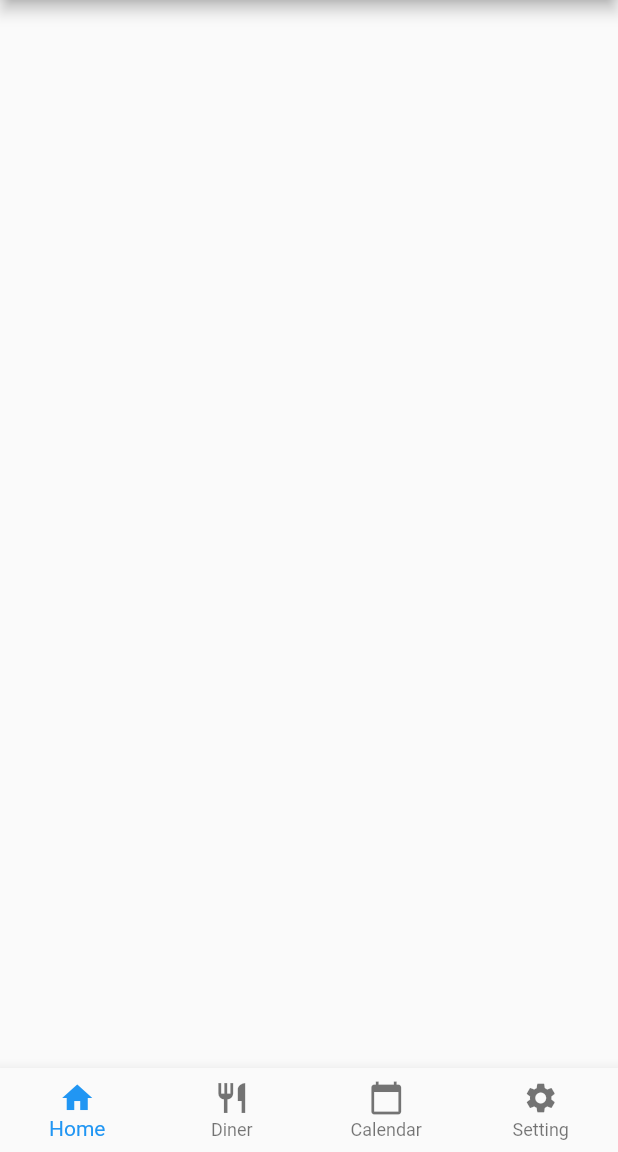
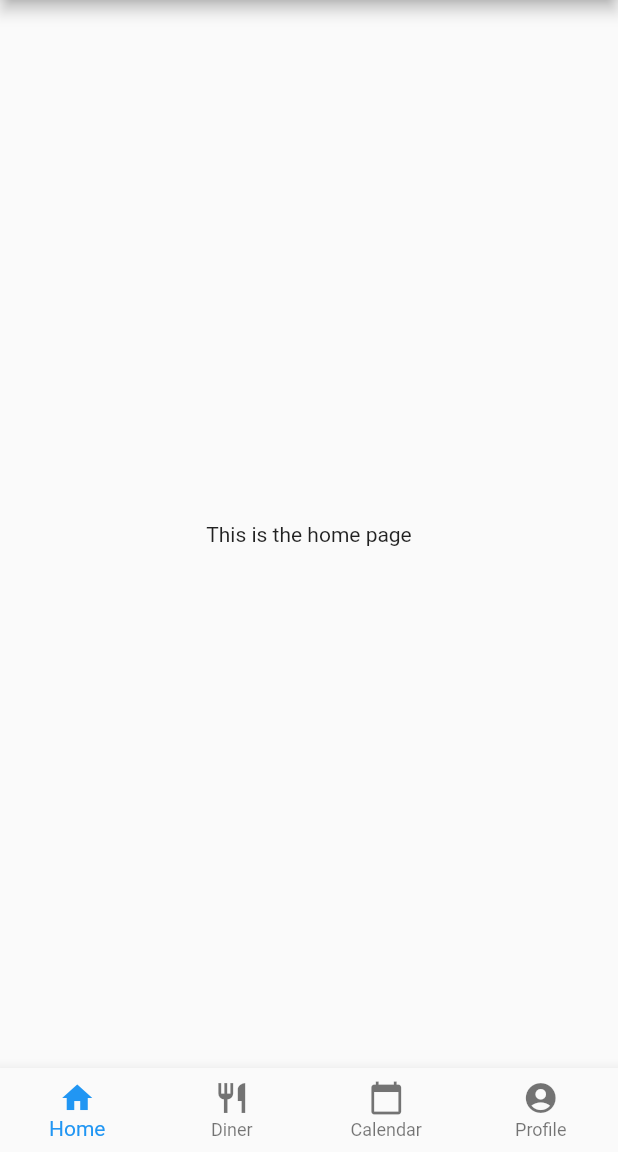
Before and after one commit to JasonCheung01/hofstra_school_app, a Flutter app: the screen it shows after launch, on a phone screen of 412 x 824 dp, the part 84-1236 px from its top. Run offline on Flutter 3.47's test engine with Material 2 defaults, Android fonts, the phone set to English and light mode, and no system bars.

Commit message:
Implemented page switch for bottom navigator

```diff
--- /dev/null
+++ b/lib/appPage.dart
@@ -0,0 +1,53 @@
+import 'package:flutter/material.dart';
+import 'homePage.dart';
+import 'dinerPage.dart';
+import 'calendarPage.dart';
+import 'profilePage.dart';
+
+class appPage extends StatefulWidget {
+  @override
+  State<appPage> createState() => _AppPageState();
+}
+
+class _AppPageState extends State<appPage> {
+  int current_idx = 0;
+  final List<Widget> _iconPages = [
+    homePage(),
+    dinerPage(),
+    calendarPage(),
+    profilePage(),
+  ];
+
+  void tappedIcon(int idx) {
+    setState(() {
+      current_idx = idx;
+    });
+  }
+
+// This builds our bottom navigation bar
+  Widget build(BuildContext context) {
+    return Scaffold(
+      appBar: AppBar(
+        title: Text('Hofstra University'),
+      ),
+
+      // This is what allows us to switch pages when you click on the icon at the bottom navigator
+      body: _iconPages[current_idx],
+
+      bottomNavigationBar: BottomNavigationBar(
+        type: BottomNavigationBarType.fixed,
+        onTap: tappedIcon,
+        currentIndex: current_idx,
+        items: [
+          BottomNavigationBarItem(title: Text('Home'), icon: Icon(Icons.home)),
+          BottomNavigationBarItem(
+              title: Text('Diner'), icon: Icon(Icons.restaurant)),
+          BottomNavigationBarItem(
+              title: Text('Calendar'), icon: Icon(Icons.calendar_today)),
+          BottomNavigationBarItem(
+              title: Text('Profile'), icon: Icon(Icons.account_circle)),
+        ],
+      ),
+    );
+  }
+}
--- a/lib/homePage.dart
+++ b/lib/homePage.dart
@@ -8,20 +8,8 @@ class homePage extends StatefulWidget {
 class _HomePageState extends State<homePage> {
   Widget build(BuildContext context) {
     return Scaffold(
-      appBar: AppBar(
-        title: Text('Hofstra University'),
-      ),
-      bottomNavigationBar: BottomNavigationBar(
-        type: BottomNavigationBarType.fixed,
-        items: [
-          BottomNavigationBarItem(title: Text('Home'), icon: Icon(Icons.home)),
-          BottomNavigationBarItem(
-              title: Text('Diner'), icon: Icon(Icons.restaurant)),
-          BottomNavigationBarItem(
-              title: Text('Calendar'), icon: Icon(Icons.calendar_today)),
-          BottomNavigationBarItem(
-              title: Text('Setting'), icon: Icon(Icons.settings)),
-        ],
+      body: new Center(
+        child: new Text('This is the home page'),
       ),
     );
   }
--- a/lib/main.dart
+++ b/lib/main.dart
@@ -1,5 +1,5 @@
 import 'package:flutter/material.dart';
-import './homePage.dart';
+import 'appPage.dart';
 
 void main() {
   runApp(MyApp());
@@ -9,7 +9,9 @@ class MyApp extends StatelessWidget {
   @override
   Widget build(BuildContext context) {
     return MaterialApp(
-        theme: ThemeData(primarySwatch: Colors.blue), home: homePage());
+        title: 'Hofstra University Student App',
+        theme: ThemeData(primarySwatch: Colors.blue),
+        home: appPage());
   }
 }
 
```
Also changed, not shown: lib/dinerPage.dart (added, +16 -0 lines), lib/profilePage.dart (added, +16 -0 lines).
